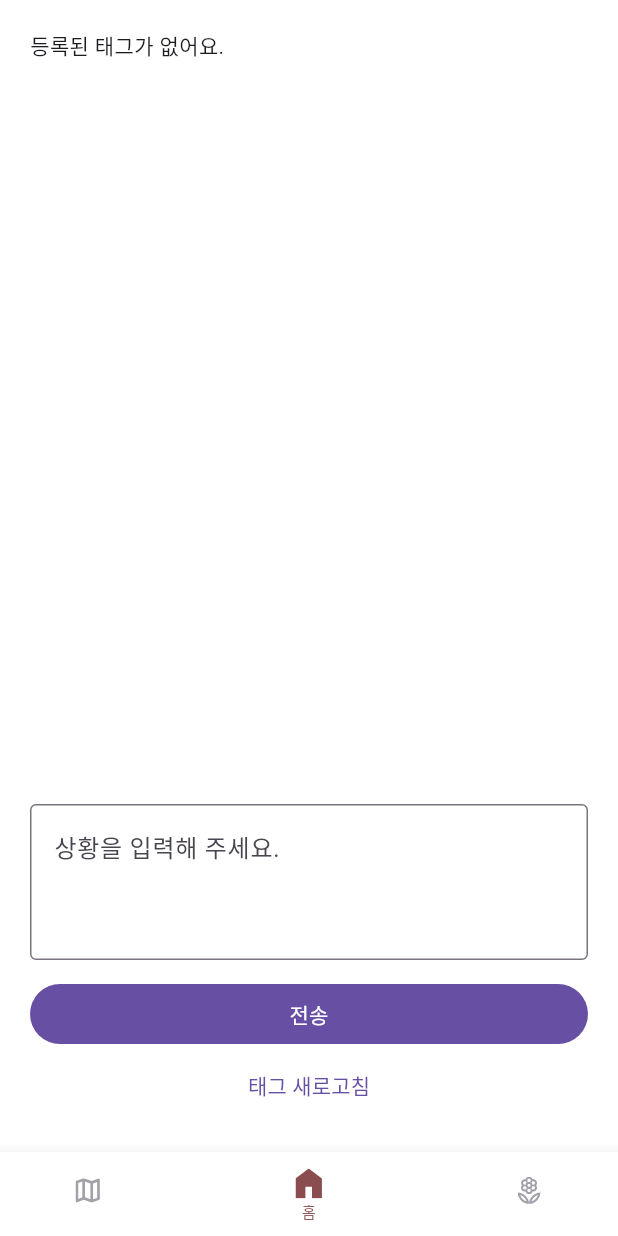
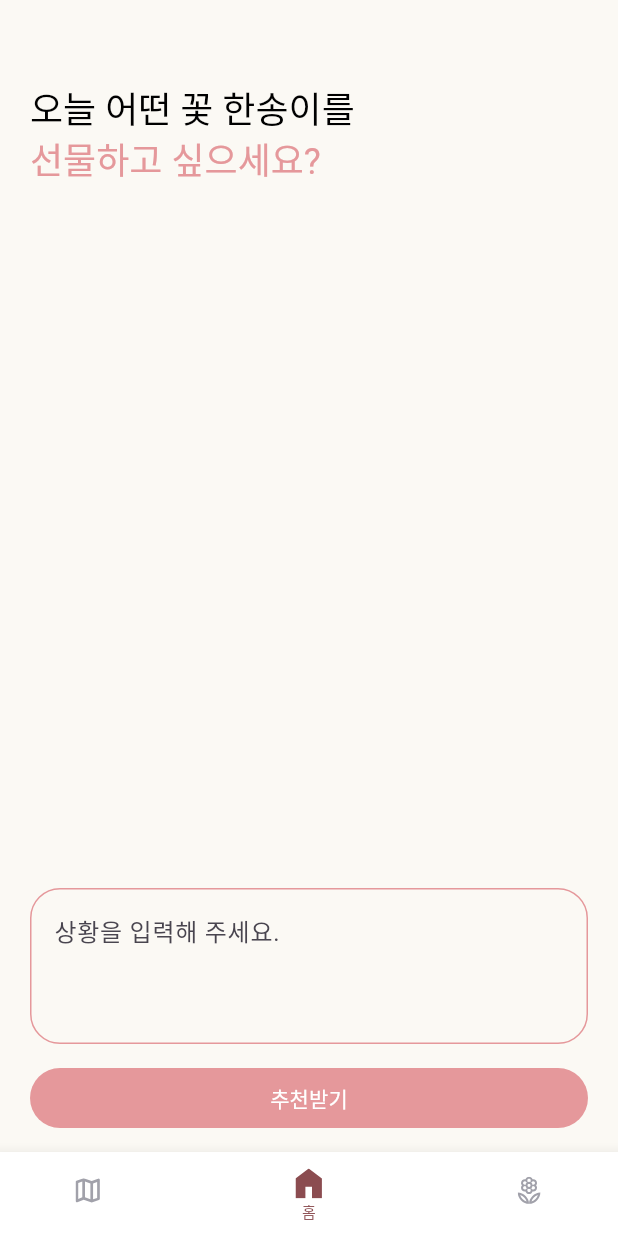
Before and after one commit to o06o/flower-one, a Flutter app: the HomePage screen opened by its route, on a phone screen of 412 x 824 dp. Run offline on Flutter 3.47's test engine with Material 3 defaults, Android fonts, the phone set to English and light mode, and no system bars; our stand-ins replace firebase_core, firebase_crashlytics, flutter_native_splash, flutter_riverpod, flutter_screenutil, flutter_secure_storage and 9 more; accounts and stored records are empty; Roboto replaces fonts that are missing (Hakgyoansim); statements that could not run were skipped.

Commit message:
feat: HOME UI 수정,

```diff
--- /dev/null
+++ b/lib/core/designsystem/components/container/bottom_nav_with_container.dart
@@ -0,0 +1,18 @@
+import 'package:flutter/material.dart';
+
+class BottomNavWithContainer extends StatelessWidget {
+  final Widget child;
+
+  const BottomNavWithContainer({super.key, required this.child});
+
+  @override
+  Widget build(BuildContext context) {
+    return SafeArea(
+      top: true,
+      child: Padding(
+        padding: EdgeInsets.symmetric(vertical: 12, horizontal: 20),
+        child: child,
+      ),
+    );
+  }
+}
--- a/lib/feature/home/presentation/views/home_page.dart
+++ b/lib/feature/home/presentation/views/home_page.dart
@@ -1,6 +1,8 @@
 import 'dart:async';
 
-import 'package:flowerone/core/designsystem/components/container/default_container.dart';
+import 'package:flowerone/core/designsystem/components/container/bottom_nav_with_container.dart';
+import 'package:flowerone/core/designsystem/components/coponents.dart';
+import 'package:flowerone/core/designsystem/theme/app_theme.dart';
 import 'package:flutter/material.dart';
 import 'package:flutter_native_splash/flutter_native_splash.dart';
 import 'package:flutter_riverpod/flutter_riverpod.dart';
@@ -17,10 +19,22 @@ class HomePage extends ConsumerStatefulWidget {
 
 class _HomePageState extends ConsumerState<HomePage> {
   final TextEditingController _messageController = TextEditingController();
+  ProviderSubscription<HomeState>? _homeStateSubscription;
 
   @override
   void initState() {
     super.initState();
+    _homeStateSubscription = ref.listenManual<HomeState>(homeViewModelProvider, (
+      previous,
+      next,
+    ) {
+      if (!mounted) return;
+      if (next.isSending) {
+        LottieProgressDialog.show(context: context);
+      } else {
+        LottieProgressDialog.hide();
+      }
+    });
     Timer(const Duration(seconds: 1), () {
       if (!mounted) return;
       FlutterNativeSplash.remove();
@@ -29,11 +43,14 @@ class _HomePageState extends ConsumerState<HomePage> {
 
   @override
   void dispose() {
+    _homeStateSubscription?.close();
+    LottieProgressDialog.hide();
     _messageController.dispose();
     super.dispose();
   }
 
   Future<void> _sendMessage() async {
+    FocusScope.of(context).unfocus();
     await ref.read(homeViewModelProvider.notifier).messageTest(
       _messageController.text,
     );
@@ -42,35 +59,45 @@ class _HomePageState extends ConsumerState<HomePage> {
   @override
   Widget build(BuildContext context) {
     final state = ref.watch(homeViewModelProvider);
+    final inputBorder = OutlineInputBorder(
+      borderRadius: BorderRadius.circular(20),
+      borderSide: BorderSide(
+        color: context.colorScheme.primary,
+      ),
+    );
 
-    if (state.isLoadingTags) {
-      return const Center(child: LottieProgressWidget());
-    }
-
-    return DefaultContainer(
-      child: SafeArea(
-        child: Padding(
-          padding: const EdgeInsets.all(20),
+    return BottomNavWithContainer(
       child: Column(
         crossAxisAlignment: CrossAxisAlignment.stretch,
         children: [
+          SpacingVertical48(),
+          Text("오늘 어떤 꽃 한송이를", style: context.textTheme.headline1RegularHakgyo.copyWith(),),
+          SpacingVertical8(),
+          Text("선물하고 싶으세요?", style: context.textTheme.headline1RegularHakgyo.copyWith(color: context.colorScheme.primary),),
+          SpacingVertical28(),
           Expanded(
             child: SingleChildScrollView(
               child: Column(
                 crossAxisAlignment: CrossAxisAlignment.stretch,
                 children: [
-                      if (state.tags.isEmpty)
-                        const Text('등록된 태그가 없어요.')
-                      else
+                    if (state.selectedTags.isNotEmpty) ...[
+                      const Text('선택된 태그'),
+                      const SizedBox(height: 8),
                       Wrap(
                         spacing: 8,
                         runSpacing: 8,
                         children: List.generate(
-                            state.tags.length,
-                            (index) => Chip(label: Text(state.tags[index])),
+                          state.selectedTags.length,
+                          (index) {
+                            final tag = state.selectedTags[index];
+                            return Chip(
+                              label: Text('${tag.name} (${tag.type})'),
+                            );
+                          },
                         ),
                       ),
                       const SizedBox(height: 16),
+                    ],
                   if (state.resultFlowers.isNotEmpty) ...[
                     const Text('결과'),
                     const SizedBox(height: 8),
@@ -96,7 +123,7 @@ class _HomePageState extends ConsumerState<HomePage> {
                               children: [
                                 Text(
                                   flower.name,
-                                      style: Theme.of(context).textTheme.titleMedium,
+                                      style: Theme.of(context).textTheme.titleLarge,
                                 ),
                                 const SizedBox(height: 6),
                                 Text(
@@ -129,23 +156,25 @@ class _HomePageState extends ConsumerState<HomePage> {
             minLines: 3,
             maxLines: 6,
             textInputAction: TextInputAction.newline,
-                decoration: const InputDecoration(
+
+            decoration: InputDecoration(
               hintText: '상황을 입력해 주세요.',
-                  border: OutlineInputBorder(),
+              border: inputBorder,
+              enabledBorder: inputBorder,
+              focusedBorder: inputBorder,
+              errorBorder: inputBorder,
+              focusedErrorBorder: inputBorder,
             ),
           ),
           const SizedBox(height: 12),
           FilledButton(
+            style: FilledButton.styleFrom(
+              backgroundColor: context.colorScheme.primary,
+            ),
             onPressed: state.isSending ? null : _sendMessage,
-                child: Text(state.isSending ? '전송 중...' : '전송'),
-              ),
-              TextButton(
-                onPressed: () => ref.read(homeViewModelProvider.notifier).loadTags(),
-                child: const Text('태그 새로고침'),
+            child: const Text('추천받기'),
           ),
         ],
-          ),
-        ),
       ),
     );
   }
```
Also changed, not shown: lib/core/designsystem/components/spacing/spacing.dart (+9 -9 lines), lib/core/designsystem/theme/theme_data.dart (+6 -2 lines), lib/feature/home/presentation/viewmodels/home_viewmodel.dart (+51 -40 lines). Lines whose indentation alone changed are shown as unchanged.
